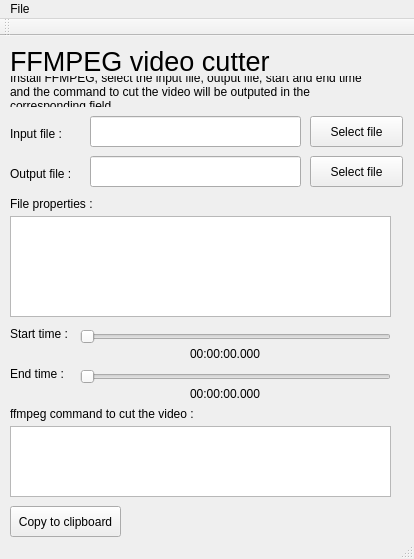
The window that ffmpegwindow.ui (Drabble/IHM_Labo2) describes before a commit, drawn with Qt 5.
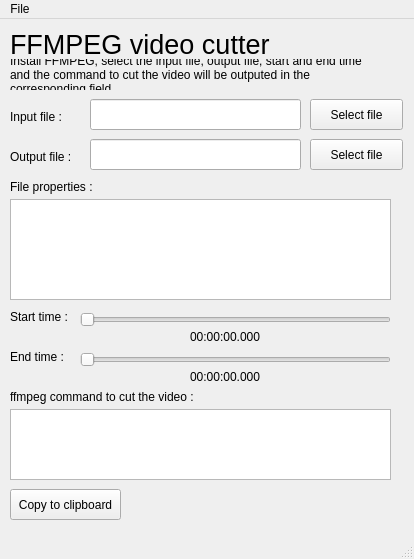
The same window after the commit.

```diff
--- a/ffmpegwindow.ui
+++ b/ffmpegwindow.ui
@@ -79,8 +79,8 @@
      <string>&lt;!DOCTYPE HTML PUBLIC &quot;-//W3C//DTD HTML 4.0//EN&quot; &quot;http://www.w3.org/TR/REC-html40/strict.dtd&quot;&gt;
 &lt;html&gt;&lt;head&gt;&lt;meta name=&quot;qrichtext&quot; content=&quot;1&quot; /&gt;&lt;style type=&quot;text/css&quot;&gt;
 p, li { white-space: pre-wrap; }
-&lt;/style&gt;&lt;/head&gt;&lt;body style=&quot; font-family:'MS Shell Dlg 2'; font-size:8.25pt; font-weight:400; font-style:normal;&quot;&gt;
-&lt;p style=&quot;-qt-paragraph-type:empty; margin-top:0px; margin-bottom:0px; margin-left:0px; margin-right:0px; -qt-block-indent:0; text-indent:0px; font-size:7.8pt;&quot;&gt;&lt;br /&gt;&lt;/p&gt;&lt;/body&gt;&lt;/html&gt;</string>
+&lt;/style&gt;&lt;/head&gt;&lt;body style=&quot; font-family:'MS Shell Dlg 2'; font-size:7.8pt; font-weight:400; font-style:normal;&quot;&gt;
+&lt;p style=&quot;-qt-paragraph-type:empty; margin-top:0px; margin-bottom:0px; margin-left:0px; margin-right:0px; -qt-block-indent:0; text-indent:0px;&quot;&gt;&lt;br /&gt;&lt;/p&gt;&lt;/body&gt;&lt;/html&gt;</string>
     </property>
    </widget>
    <widget class="QLabel" name="labelEndTime">
@@ -303,14 +303,6 @@
    </widget>
    <addaction name="menuFile"/>
   </widget>
-  <widget class="QToolBar" name="mainToolBar">
-   <attribute name="toolBarArea">
-    <enum>TopToolBarArea</enum>
-   </attribute>
-   <attribute name="toolBarBreak">
-    <bool>false</bool>
-   </attribute>
-  </widget>
   <widget class="QStatusBar" name="statusBar"/>
   <action name="actionQuit">
    <property name="text">
```
Left out of the diff: 8 changed lines with no effect on the pictures.
